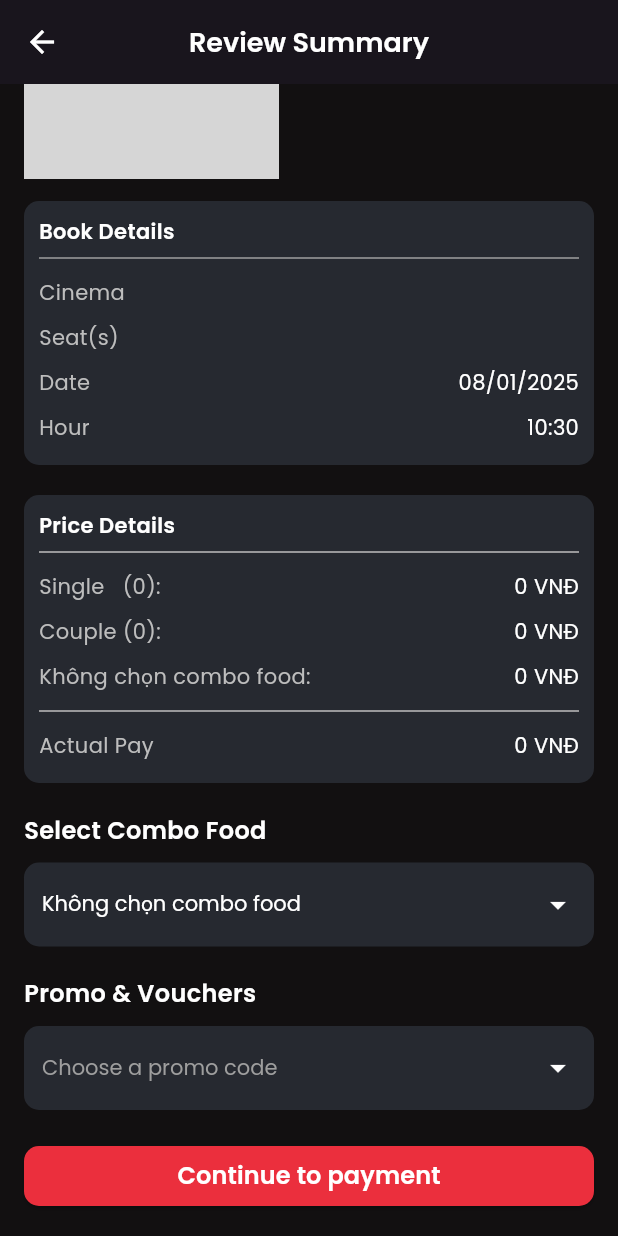
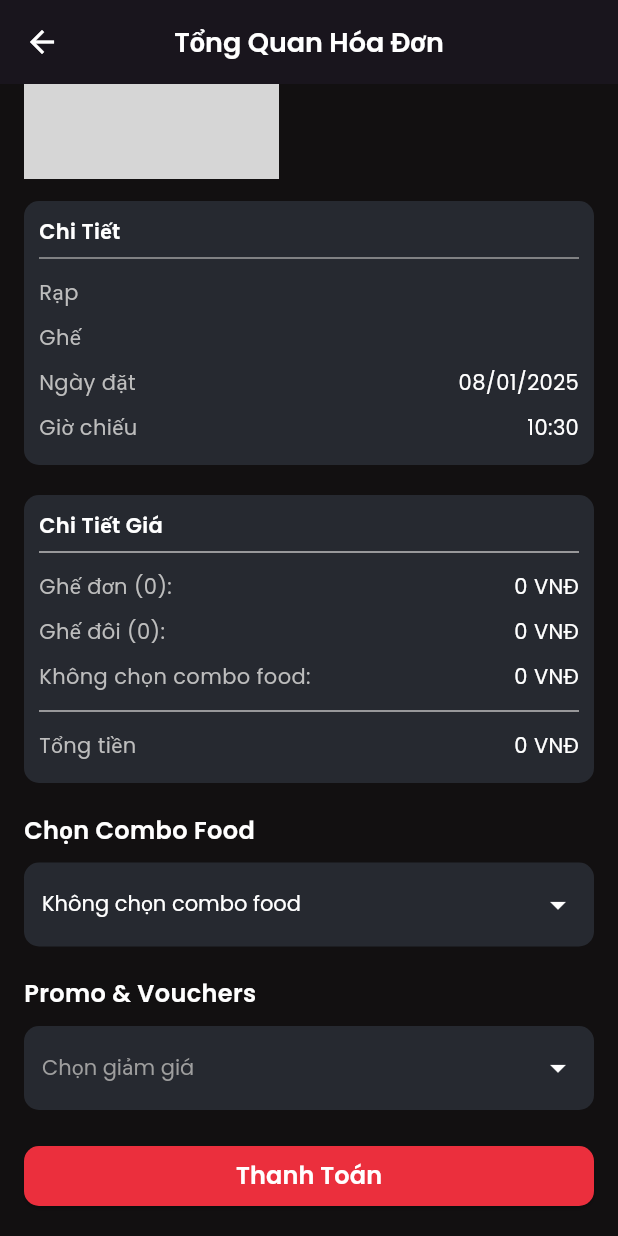
Before and after one commit to coder1807/App-Mobile-Booking-Ticket-Movie, a Flutter app: the BookingSummaryMovie screen opened directly with empty values, scrolled down 203 dp, on a phone screen of 412 x 824 dp. Run offline on Flutter 3.47's test engine with Material 3 defaults, Android fonts, the light colour scheme and no system bars; our stand-ins replace app_links, firebase_auth, firebase_core, flutter_dotenv, font_awesome_flutter, google_maps_flutter and 4 more; missing offline and left inert: dart:ffi, flutter_facebook_auth, google_maps_url_extractor; accounts and stored records are empty; network calls fail; grey boxes are pictures that could not be loaded.

Commit message:
viet hoa 2

```diff
--- a/lib/Screens/Client/Main/Views/Bookings/Movies/BookingSummary.dart
+++ b/lib/Screens/Client/Main/Views/Bookings/Movies/BookingSummary.dart
@@ -127,7 +127,7 @@ class _BookingSummaryMovieState extends State<BookingSummaryMovie> {
       appBar: AppBar(
         backgroundColor: AppTheme.colors.mainBackground,
         title: Text(
-          'Review Summary',
+          'Tổng Quan Hóa Đơn',
           style: TextStyle(
               fontFamily: 'Poppins',
               fontSize: 18,
@@ -187,7 +187,7 @@ class _BookingSummaryMovieState extends State<BookingSummaryMovie> {
                             ),
                             const SizedBox(height: 20),
                             Text(
-                              'Duration : ${widget.movie.duration} minutes',
+                              'Thời Lượng : ${widget.movie.duration} minutes',
                               style: TextStyle(
                                   color: AppTheme.colors.white,
                                   fontFamily: 'Poppins',
@@ -196,7 +196,7 @@ class _BookingSummaryMovieState extends State<BookingSummaryMovie> {
                             ),
                             const SizedBox(height: 10),
                             Text(
-                              'Director : ${widget.movie.director}',
+                              'Đạo Diễn : ${widget.movie.director}',
                               style: TextStyle(
                                   fontFamily: 'Poppins',
                                   fontWeight: FontWeight.w400,
@@ -246,7 +246,7 @@ class _BookingSummaryMovieState extends State<BookingSummaryMovie> {
                             ),
                             const SizedBox(height: 10),
                             Text(
-                              'Genres: ${widget.movie.categories.map((e) => e.categoryName).join(', ')}',
+                              'Thể Loại: ${widget.movie.categories.map((e) => e.categoryName).join(', ')}',
                               style: TextStyle(
                                   fontSize: 14,
                                   fontFamily: 'Poppins',
@@ -269,7 +269,7 @@ class _BookingSummaryMovieState extends State<BookingSummaryMovie> {
                       crossAxisAlignment: CrossAxisAlignment.start,
                       children: [
                         Text(
-                          'Book Details',
+                          'Chi Tiết',
                           style: TextStyle(
                             fontFamily: 'Poppins',
                             fontSize: 14,
@@ -280,15 +280,15 @@ class _BookingSummaryMovieState extends State<BookingSummaryMovie> {
                         const Divider(color: Colors.grey),
                         Column(
                           children: [
-                            _detailRow('Cinema', cinema),
-                            _detailRow('Seat(s)',
+                            _detailRow('Rạp', cinema),
+                            _detailRow('Ghế',
                                 widget.bookingItem.seatSymbols.join(', ')),
                             _detailRow(
-                              'Date',
+                              'Ngày đặt',
                               DateFormat('dd/MM/yyyy').format(displayDate),
                             ),
                             _detailRow(
-                              'Hour',
+                              'Giờ chiếu',
                               DateFormat('HH:mm').format(
                                   widget.scheduleItem.start ?? displayDate),
                             ),
@@ -309,7 +309,7 @@ class _BookingSummaryMovieState extends State<BookingSummaryMovie> {
                       crossAxisAlignment: CrossAxisAlignment.start,
                       children: [
                         Text(
-                          'Price Details',
+                          'Chi Tiết Giá',
                           style: TextStyle(
                             fontFamily: 'Poppins',
                             fontSize: 14,
@@ -321,11 +321,11 @@ class _BookingSummaryMovieState extends State<BookingSummaryMovie> {
                         Column(
                           children: [
                             _detailRow(
-                              'Single   (${singleSeats.length}): ${singleSeats.join(', ')}',
+                              'Ghế đơn (${singleSeats.length}): ${singleSeats.join(', ')}',
                               singleTotalPrice.toStringAsFixed(0) + ' VNĐ',
                             ),
                             _detailRow(
-                              'Couple (${coupleSeats.length}): ${coupleSeats.join(', ')}',
+                              'Ghế đôi (${coupleSeats.length}): ${coupleSeats.join(', ')}',
                               coupleTotalPrice.toStringAsFixed(0) + ' VNĐ',
                             ),
                             _detailRow(
@@ -336,14 +336,14 @@ class _BookingSummaryMovieState extends State<BookingSummaryMovie> {
                         Divider(
                           color: AppTheme.colors.greyColor,
                         ),
-                        _detailRow('Actual Pay',
+                        _detailRow('Tổng tiền',
                             '${widget.bookingItem.totalPrice.toStringAsFixed(0)} VNĐ')
                       ],
                     ),
                   ),
                   const SizedBox(height: 20),
                   Text(
-                    'Select Combo Food',
+                    'Chọn Combo Food',
                     style: TextStyle(
                       fontFamily: 'Poppins',
                       fontSize: 16,
@@ -364,7 +364,7 @@ class _BookingSummaryMovieState extends State<BookingSummaryMovie> {
                         dropdownColor: AppTheme.colors.containerBackground,
                         value: selectComboFood,
                         hint: Text(
-                          'Choose a combo',
+                          'Chọn combo',
                           style: TextStyle(
                             fontFamily: 'Poppins',
                             color: Colors.grey,
@@ -416,7 +416,7 @@ class _BookingSummaryMovieState extends State<BookingSummaryMovie> {
                       dropdownColor: AppTheme.colors.containerBackground,
                       value: selectedPromo,
                       hint: Text(
-                        'Choose a promo code',
+                        'Chọn giảm giá',
                         style: TextStyle(
                           fontFamily: 'Poppins',
                           color: Colors.grey,
@@ -487,7 +487,7 @@ class _BookingSummaryMovieState extends State<BookingSummaryMovie> {
                       },
 
                       child: Text(
-                        'Continue to payment',
+                        'Thanh Toán',
                         style: TextStyle(
                             fontFamily: 'Poppins',
                             fontSize: 16,
--- a/lib/Screens/Client/Main/Views/Bookings/Movies/CinemaBooking.dart
+++ b/lib/Screens/Client/Main/Views/Bookings/Movies/CinemaBooking.dart
@@ -38,7 +38,8 @@ class _CinemaBookingPageState extends State<CinemaBookingPage> {
       backgroundColor: AppTheme.colors.mainBackground,
       body: _page(),
       appBar: AppBar(
-        title: Text('Booking for ${widget.movie.name}'),
+        title: Text('Đặt Vé Phim ${widget.movie.name}'),
+        foregroundColor: AppTheme.colors.white,
         backgroundColor:
             AppTheme.colors.mainBackground, // Thêm màu sắc cho AppBar
         centerTitle: true,
@@ -78,7 +79,7 @@ class _CinemaBookingPageState extends State<CinemaBookingPage> {
     return Column(
       children: [
         Text(
-          'Cinema Booking',
+          'Chọn Rạp',
           style: TextStyle(
             color: AppTheme.colors.white,
             fontSize: 30,
@@ -96,7 +97,7 @@ class _CinemaBookingPageState extends State<CinemaBookingPage> {
                 });
               },
               decoration: InputDecoration(
-                hintText: 'Search cinema',
+                hintText: 'Tìm Kiếm Rạp',
                 hintStyle:
                     TextStyle(color: AppTheme.colors.white.withOpacity(0.5)),
                 filled: true,
--- a/lib/Screens/Client/Main/Views/Bookings/Movies/ListPlaying.dart
+++ b/lib/Screens/Client/Main/Views/Bookings/Movies/ListPlaying.dart
@@ -31,7 +31,7 @@ class _ListPlayingPageState extends State<ListPlayingPage> {
       appBar: AppBar(
         backgroundColor: AppTheme.colors.mainBackground,
         title: Text(
-          'Now Playing',
+          'Các Phim Hiện Chiếu',
           style: TextStyle(
             fontFamily: 'Poppins',
             color: AppTheme.colors.white,
@@ -265,7 +265,7 @@ class _ListPlayingPageState extends State<ListPlayingPage> {
                         );
                       },
                       child: Text(
-                        'Book Now',
+                        'Đặt Vé Ngay',
                         style: TextStyle(
                           fontFamily: 'Poppins',
                           fontSize: 14,
--- a/lib/Screens/Client/Main/Views/Bookings/Movies/SeatBooking.dart
+++ b/lib/Screens/Client/Main/Views/Bookings/Movies/SeatBooking.dart
@@ -222,7 +222,7 @@ class _SeatBookingState extends State<SeatBooking> {
                         borderRadius: BorderRadius.circular(8),
                       ),
                     ),
-                    child: Text("Next",
+                    child: Text("Thanh Toán",
                         style: TextStyle(fontFamily: 'Poppins', color: AppTheme.colors.white)),
                   ),
                 ],
--- a/lib/Screens/Client/Main/Views/HomePage.dart
+++ b/lib/Screens/Client/Main/Views/HomePage.dart
@@ -317,7 +317,7 @@ class _HomePageState extends State<HomePage> {
                         ),
                       ),
                       child: Text(
-                        "Đặt vé",
+                        "Đặt Vé",
                         style: TextStyle(color: AppTheme.colors.white),
                       ),
                     ),
```
Also changed, not shown: lib/Screens/Client/Main/Views/Bookings/Movies/DetailMovie.dart (+15 -15 lines).
